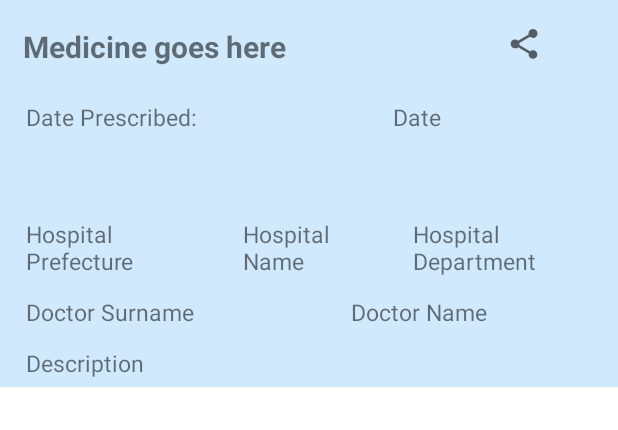
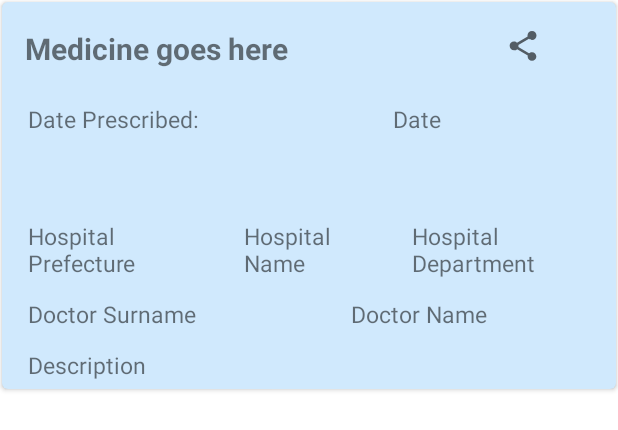
Before and after one commit to alexioan7/E-Health, an Android app: the layout recyclerview_prescriptions.xml on its own in the app's theme, with its tools: preview values and no code run, on a phone screen of 412 x 824 dp. Shown: the top 430 px of the screen. Run offline under Robolectric (Android 15) with nearby library versions, the phone set to English and light mode, and no system bars; network calls fail.

```diff
--- a/app/src/main/java/com/alexandros/e_health/viewmodels/PrescriptionsAdapter.kt
+++ b/app/src/main/java/com/alexandros/e_health/viewmodels/PrescriptionsAdapter.kt
@@ -55,6 +55,7 @@ class PrescriptionsAdapter (
                 recyclerviewPrescriptionsBinding.dispensed.visibility= View.VISIBLE
             }
 
+
         }
 
     }
--- a/app/src/main/res/layout/activity_bottom_navigation.xml
+++ b/app/src/main/res/layout/activity_bottom_navigation.xml
@@ -2,6 +2,7 @@
 <layout xmlns:tools="http://schemas.android.com/tools"
     xmlns:android="http://schemas.android.com/apk/res/android"
     xmlns:app="http://schemas.android.com/apk/res-auto">
+
 
     <androidx.constraintlayout.widget.ConstraintLayout
         android:id="@+id/container"
--- a/app/src/main/res/layout/recyclerview_prescriptions.xml
+++ b/app/src/main/res/layout/recyclerview_prescriptions.xml
@@ -11,11 +11,17 @@
 
     </data>
 
+    <androidx.cardview.widget.CardView
+        android:layout_width="match_parent"
+        android:layout_height="wrap_content"
+        android:layout_margin="1dp"
+        android:elevation="4dp"
+        app:cardCornerRadius="4dp">
 
     <androidx.constraintlayout.widget.ConstraintLayout
         android:layout_width="match_parent"
-        android:layout_height="wrap_content"
-        tools:context=".activities.PersonalinfoFragment">
+        android:layout_height="match_parent"
+        tools:context=".activities.PrescriptionsFragment">
 
         <LinearLayout
             android:layout_width="match_parent"
@@ -53,7 +59,7 @@
                     android:textStyle="bold" />
 
                 <ImageView
-                    android:id="@+id/imageButton"
+                    android:id="@+id/shareButton"
                     android:layout_width="wrap_content"
                     android:layout_height="wrap_content"
                     android:layout_weight="1"
@@ -211,4 +217,5 @@
 
 
     </androidx.constraintlayout.widget.ConstraintLayout>
+    </androidx.cardview.widget.CardView>
 </layout>
--- a/app/src/main/res/values/strings.xml
+++ b/app/src/main/res/values/strings.xml
@@ -11,4 +11,5 @@
     <string name="title_diagnoses">Diagnoses</string>
     <string name="title_prescriptions">Prescriptions</string>
     <string name="title_appointments">Appointments</string>
+
 </resources>
```
Also changed, not shown: app/src/main/java/com/alexandros/e_health/activities/PrescriptionsFragment.kt (+21 -4 lines), app/src/main/res/layout/fragment_prescriptions.xml (+9 -3 lines), app/src/main/res/menu/pop_up_menu_share.xml (added, +21 -0 lines).
